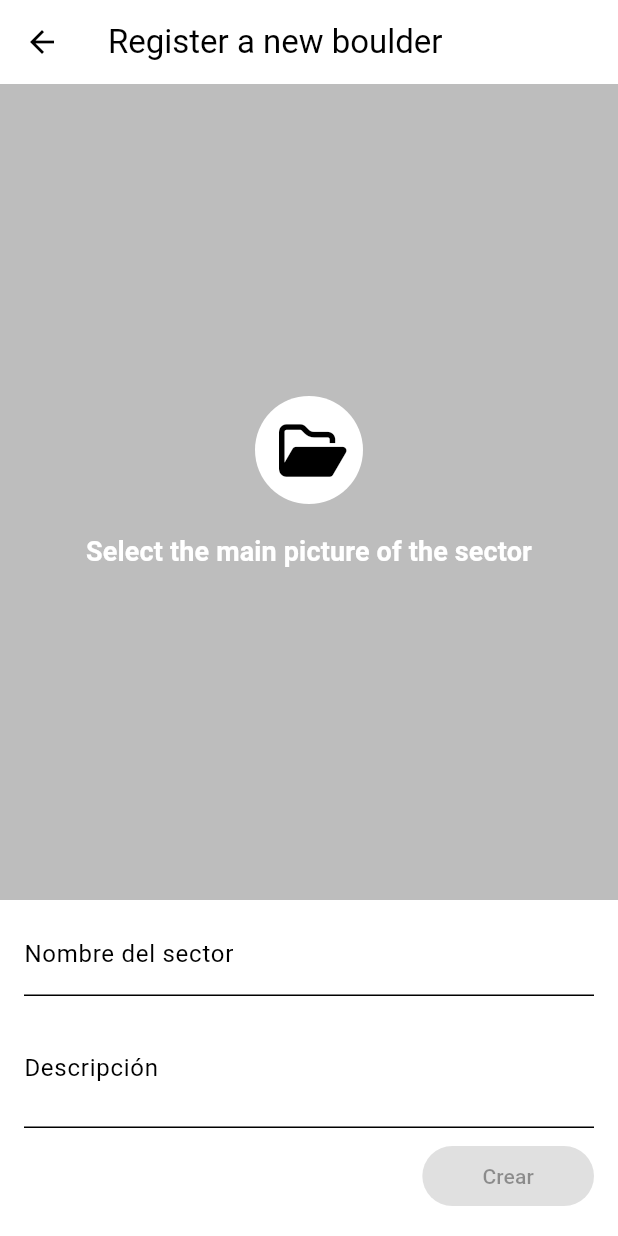
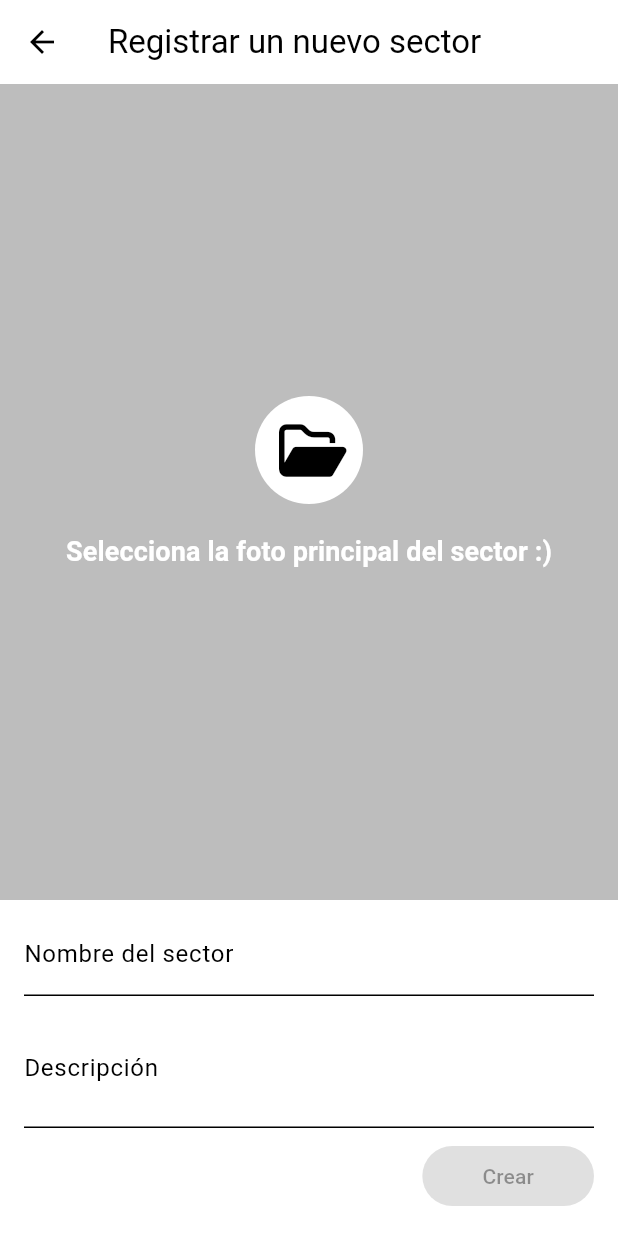
Before and after one commit to chrishenx/labeta-mobile, a Flutter app: the NewSector screen opened directly, on a phone screen of 412 x 824 dp. Run offline on Flutter 3.47's test engine with Material 3 defaults, Android fonts, the phone set to English and light mode, and no system bars; our stand-ins replace firebase_auth, firebase_core, font_awesome_flutter, image_picker; missing offline and left inert: camera_camera, uiblock; accounts and stored records are empty.

Commit message:
Fix New Sector screen on iOS and replace labels to spanish

```diff
--- a/lib/widgets/sector/new.dart
+++ b/lib/widgets/sector/new.dart
@@ -26,7 +26,10 @@ class _NewSectorState extends State<NewSector> {
   @override
   void initState() {
     super.initState();
-    getLostData();
+    // Only run if on Android
+    if (Platform.isAndroid) {
+      getLostData();
+    }
   }
 
   @override
@@ -44,7 +47,7 @@ class _NewSectorState extends State<NewSector> {
       child: Scaffold(
         appBar: AppBar(
           centerTitle: false,
-          title: const Text('Register a new boulder'),
+          title: const Text('Registrar un nuevo sector'),
         ),
         body: Form(
           child: Column(
@@ -84,8 +87,8 @@ class _NewSectorState extends State<NewSector> {
                       },
                       child: Text(
                           currentImageFile == null
-                              ? 'Select the main picture of the sector'
-                              : 'Replace the pic :)',
+                              ? 'Selecciona la foto principal del sector :)'
+                              : 'Reemplaza la foto ;)',
                           style: const TextStyle(
                               fontWeight: FontWeight.bold, fontSize: 18)),
                     ),
```
